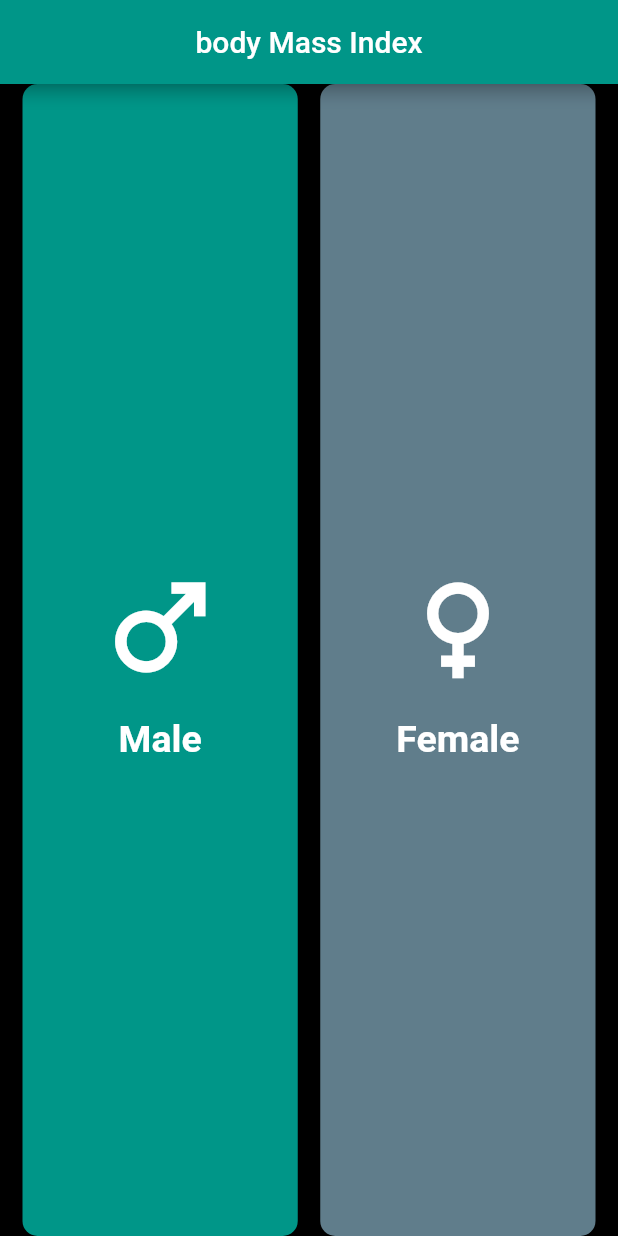
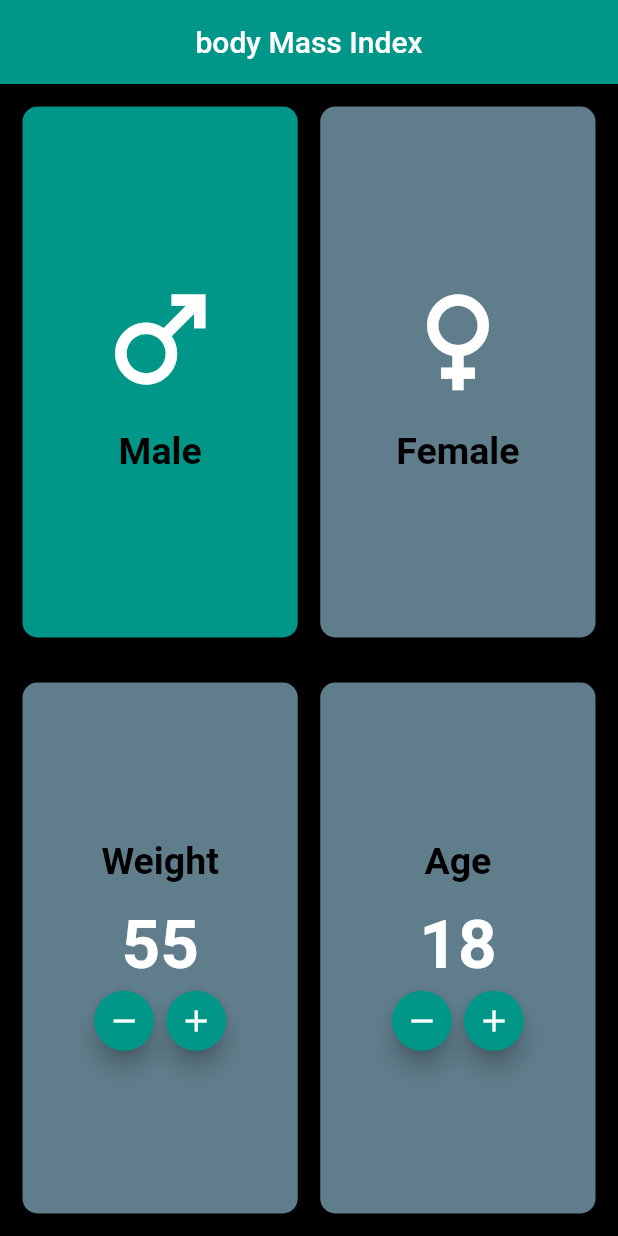
Before and after one commit to Abdulkader-Safi/BMI-Calculater, a Flutter app: the screen it shows after launch, on a phone screen of 412 x 824 dp. Run offline on Flutter 3.47's test engine with Material 2 defaults, Android fonts, the phone set to English and light mode, and no system bars.

Commit message:
finish 50% of Home Page (#5)

```diff
--- a/lib/home.dart
+++ b/lib/home.dart
@@ -23,16 +23,34 @@ class _MyHomePageState extends State<MyHomePage> {
         centerTitle: true,
       ),
       body: SafeArea(
-        child: Center(
+        child: Column(
+          mainAxisAlignment: MainAxisAlignment.center,
+          children: [
+            Expanded(
+              child: Padding(
+                padding: const EdgeInsets.all(15.0),
                 child: Row(
                   children: [
-              const SizedBox(width: 15),
                     GenderSelector(context, "male"),
                     const SizedBox(width: 15),
                     GenderSelector(context, "female"),
-              const SizedBox(width: 15),
                   ],
                 ),
+              ),
+            ),
+            Expanded(
+              child: Padding(
+                padding: const EdgeInsets.all(15.0),
+                child: Row(
+                  children: [
+                    CounterSelector(context, "weight"),
+                    const SizedBox(width: 15),
+                    CounterSelector(context, "age"),
+                  ],
+                ),
+              ),
+            ),
+          ],
         ),
       ),
     );
@@ -56,11 +74,14 @@ class _MyHomePageState extends State<MyHomePage> {
           child: Column(
             mainAxisAlignment: MainAxisAlignment.center,
             children: <Widget>[
-              Icon(type == "male" ? Icons.male : Icons.female),
+              Icon(
+                type == "male" ? Icons.male : Icons.female,
+                size: 90,
+              ),
               const SizedBox(height: 15),
               Text(
                 type == "male" ? "Male" : "Female",
-                style: Theme.of(context).textTheme.headline2,
+                style: Theme.of(context).textTheme.headline1,
               )
             ],
           ),
@@ -68,4 +89,54 @@ class _MyHomePageState extends State<MyHomePage> {
       ),
     );
   }
+
+  Expanded CounterSelector(BuildContext context, String type) {
+    return Expanded(
+      child: Container(
+        decoration: BoxDecoration(
+          borderRadius: BorderRadius.circular(10),
+          color: Colors.blueGrey,
+        ),
+        child: Column(
+          mainAxisAlignment: MainAxisAlignment.center,
+          children: <Widget>[
+            Text(
+              type == "weight" ? "Weight" : "Age",
+              style: Theme.of(context).textTheme.headline1,
+            ),
+            const SizedBox(height: 15),
+            Text(
+              type == "weight" ? "$weight" : "$age",
+              style: Theme.of(context).textTheme.headline2,
+            ),
+            Row(
+              mainAxisAlignment: MainAxisAlignment.center,
+              children: [
+                FloatingActionButton(
+                  heroTag: type == "weight" ? "weight--" : "age--",
+                  onPressed: () {
+                    setState(() {
+                      type == "weight" ? weight-- : age--;
+                    });
+                  },
+                  mini: true,
+                  child: const Icon(Icons.remove),
+                ),
+                FloatingActionButton(
+                  heroTag: type == "weight" ? "weight++" : "age++",
+                  onPressed: () {
+                    setState(() {
+                      type == "weight" ? weight++ : age++;
+                    });
+                  },
+                  mini: true,
+                  child: const Icon(Icons.add),
+                ),
+              ],
+            )
+          ],
+        ),
+      ),
+    );
   }
+}
--- a/lib/main.dart
+++ b/lib/main.dart
@@ -16,11 +16,15 @@ class MyApp extends StatelessWidget {
         canvasColor: Colors.black,
         iconTheme: const IconThemeData(
           color: Colors.white,
-          size: 90,
         ),
         textTheme: const TextTheme(
+          headline1: TextStyle(
+            fontSize: 25,
+            fontWeight: FontWeight.bold,
+            color: Colors.black,
+          ),
           headline2: TextStyle(
-            fontSize: 25,
+            fontSize: 45,
             fontWeight: FontWeight.bold,
             color: Colors.white,
           ),
```
Also changed, not shown: 1 other file. Lines whose indentation alone changed are shown as unchanged.
